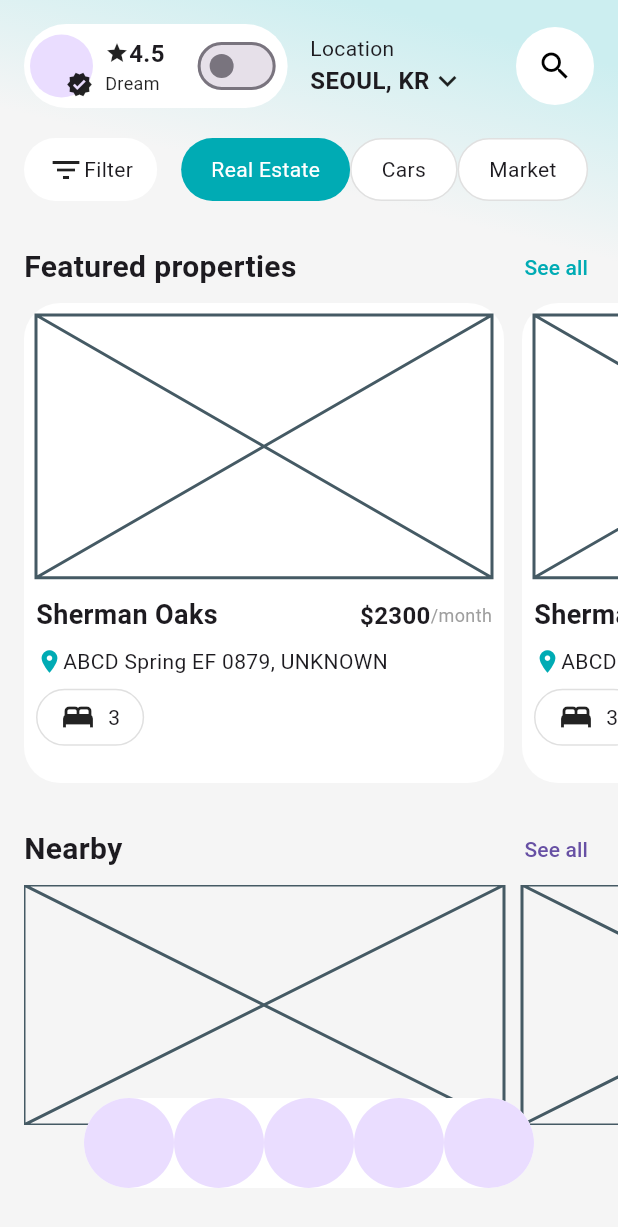
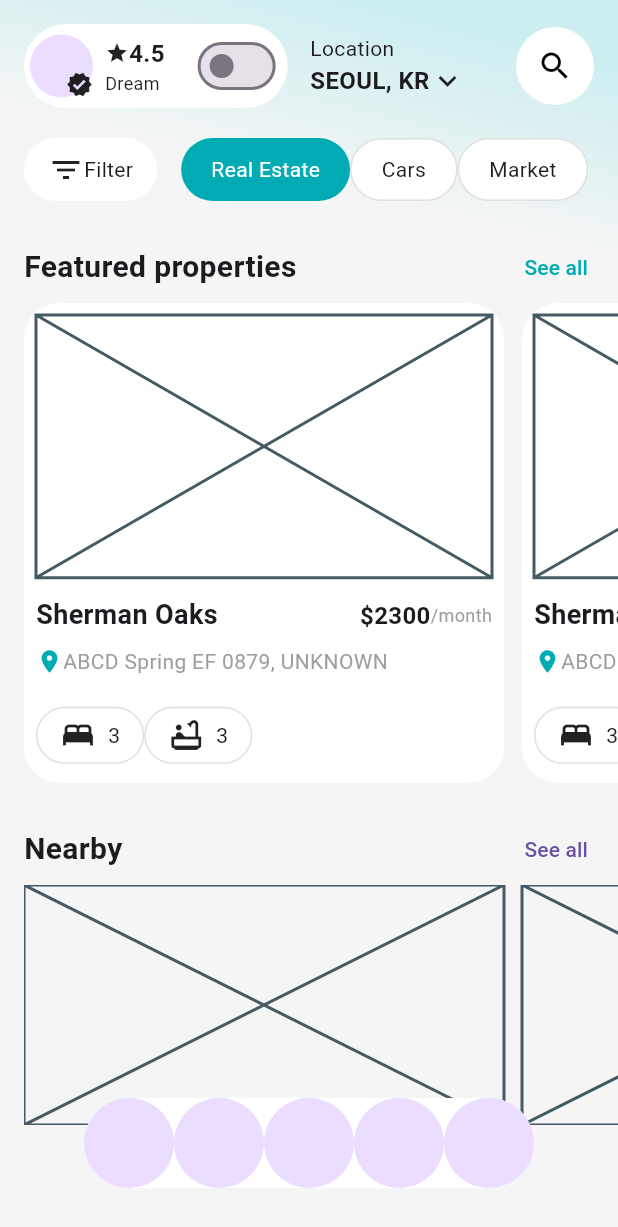
Before and after one commit to JAICHANGPARK/flutter_notebook_chapter_49, a Flutter app: the RealEstateHomePage screen opened directly, on a phone screen of 412 x 824 dp. Shown: the top 1227 px of the screen. Run offline on Flutter 3.47's test engine with Material 3 defaults, Android fonts, the phone set to English and light mode, and no system bars; our stand-ins replace dots_indicator, gap, google_fonts.

Commit message:
Update real_estate_home_page.dart

```diff
--- a/lib/ep2472_real_estate_app/ui/real_estate_home_page.dart
+++ b/lib/ep2472_real_estate_app/ui/real_estate_home_page.dart
@@ -273,16 +273,20 @@ class _RealEstateHomePageState extends State<RealEstateHomePage> {
                                                 ),
                                               ),
                                               Spacer(),
-                                              Text("\$2300",
+                                              Text(
+                                                "\$2300",
                                                 style: TextStyle(
                                                   fontWeight: FontWeight.bold,
                                                   fontSize: 16,
-                                                ),),
-                                              Text("/month",
-                                              style: TextStyle(
-                                                fontSize: 12,
-                                                color: Colors.grey
-                                              ),),
+                                                ),
+                                              ),
+                                              Text(
+                                                "/month",
+                                                style: TextStyle(
+                                                  fontSize: 12,
+                                                  color: Colors.grey,
+                                                ),
+                                              ),
                                             ],
                                           ),
                                           Row(
@@ -299,9 +303,13 @@ class _RealEstateHomePageState extends State<RealEstateHomePage> {
                                               ),
                                               Text(
                                                 "ABCD Spring EF 0879, UNKNOWN",
+                                                style: TextStyle(
+                                                  color: Colors.grey,
+                                                ),
                                               ),
                                             ],
                                           ),
+                                          Gap(4),
                                           Row(
                                             children: [
                                               Container(
@@ -320,6 +328,26 @@ class _RealEstateHomePageState extends State<RealEstateHomePage> {
                                                   spacing: 8,
                                                   children: [
                                                     Icon(Icons.bed),
+                                                    Text("3"),
+                                                  ],
+                                                ),
+                                              ),
+                                              Container(
+                                                decoration: ShapeDecoration(
+                                                  shape: StadiumBorder(
+                                                    side: BorderSide(
+                                                      color: Colors.grey[300]!,
+                                                    ),
+                                                  ),
+                                                ),
+                                                padding: EdgeInsets.symmetric(
+                                                  horizontal: 15,
+                                                  vertical: 6,
+                                                ),
+                                                child: Row(
+                                                  spacing: 8,
+                                                  children: [
+                                                    Icon(Icons.bathtub_outlined),
                                                     Text("3"),
                                                   ],
                                                 ),
```
